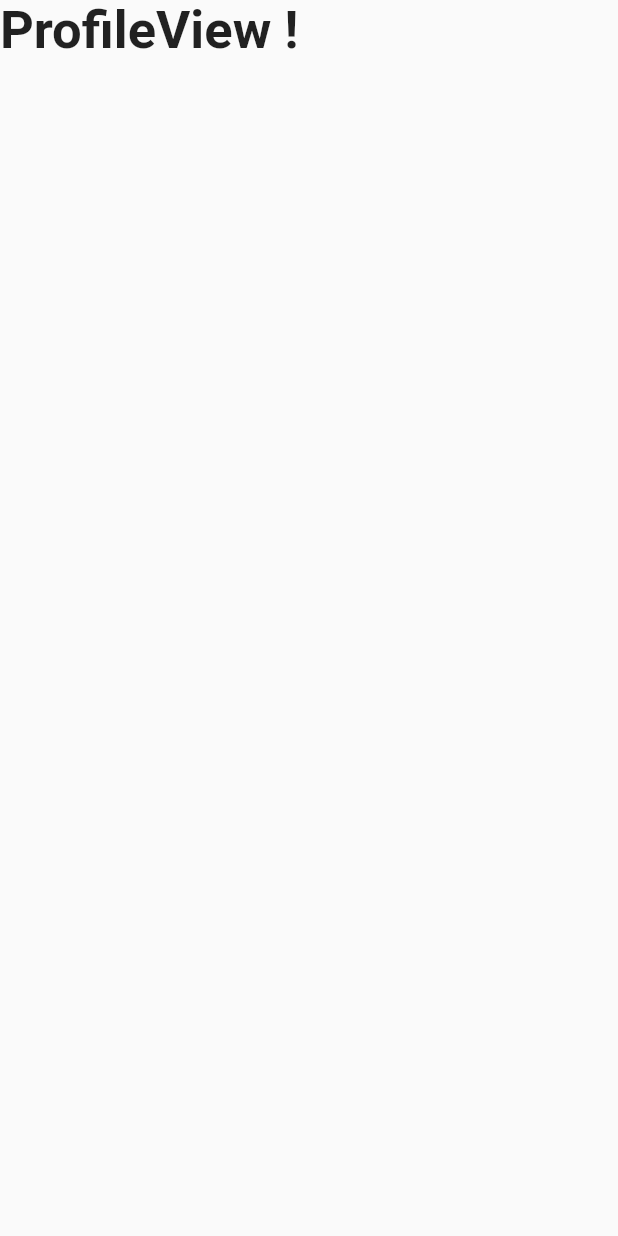
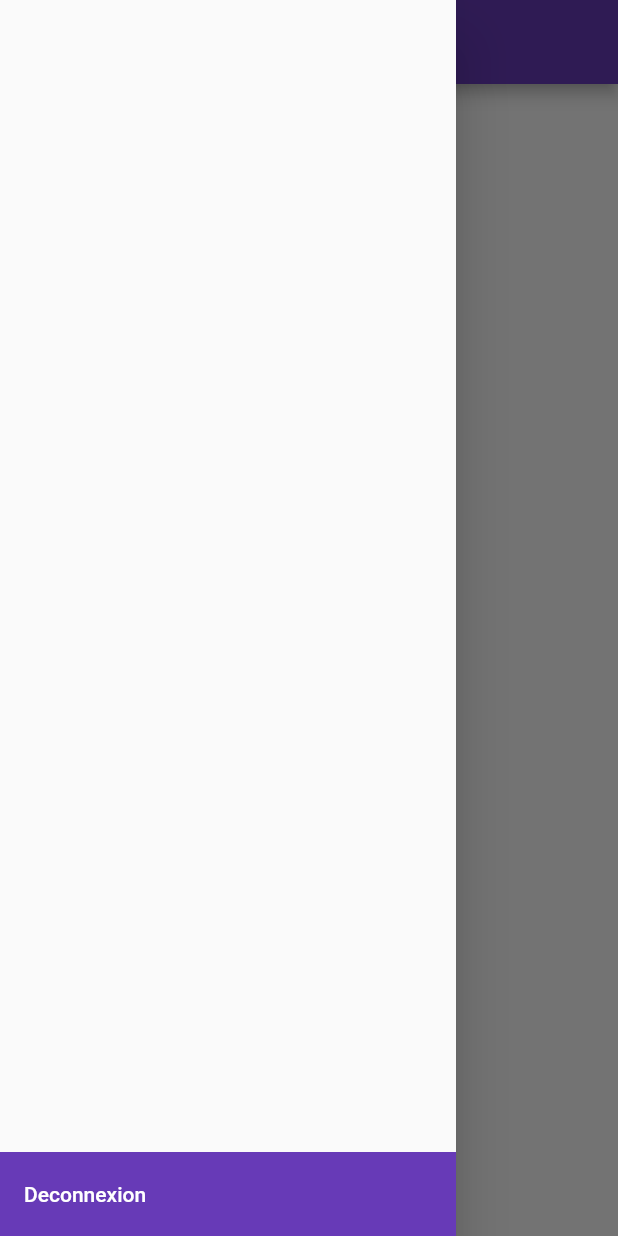
Before and after one commit to bedfir/MyAuth, a Flutter app: the ProfileView screen opened by its route, with the side drawer open (before the commit the screen has no drawer), on a phone screen of 412 x 824 dp. Run offline on Flutter 3.47's test engine with Material 2 defaults, Android fonts, the phone set to English and light mode, and no system bars; our stand-ins replace flutter_secure_storage; accounts and stored records are empty.

Commit message:
final app

```diff
--- a/client/lib/main.dart
+++ b/client/lib/main.dart
@@ -4,6 +4,7 @@ import 'package:client/views/auth/signin_view.dart';
 import 'package:client/views/auth/signup_view.dart';
 import 'package:client/views/not_found_view.dart';
 import 'package:client/views/profile_view.dart';
+import 'package:client/views/splash_view.dart';
 import 'package:flutter/material.dart';
 import 'package:provider/provider.dart';
 import './views/home_view.dart';
@@ -21,18 +22,30 @@ class MyAuth extends StatefulWidget {
 
 class _MyAuthState extends State<MyAuth> {
   final AuthProvider authProvider = AuthProvider();
-  final UserProvider userProvider = UserProvider();
+
+  @override
+  void initState() {
+    authProvider.initAuth();
+    super.initState();
+  }
+
   @override
   Widget build(BuildContext context) {
     return MultiProvider(
       providers: [
         ChangeNotifierProvider.value(value: authProvider),
-        ChangeNotifierProvider.value(value: userProvider),
+        ChangeNotifierProxyProvider<AuthProvider, UserProvider>(
+          create: (_) => UserProvider(),
+          update: (_, authprovider, oldUserProvider) {
+            oldUserProvider!.update(authProvider);
+            return oldUserProvider;
+          },
+        ),
       ],
       child: MaterialApp(
         title: 'my auth',
         theme: ThemeData(primarySwatch: Colors.deepPurple),
-        home: const HomeView(),
+        home: const SplashView(),
         onGenerateRoute: (settings) {
           if (settings.name == HomeView.routeName) {
             return MaterialPageRoute(builder: (_) => const HomeView());
@@ -41,7 +54,7 @@ class _MyAuthState extends State<MyAuth> {
           } else if (settings.name == SignupView.routeName) {
             return MaterialPageRoute(builder: (_) => const SignupView());
           } else if (settings.name == ProfileView.routeName) {
-            return MaterialPageRoute(builder: (_) => const ProfileView());
+            return MaterialPageRoute(builder: (_) => ProfileView());
           } else {
             return null;
           }
--- a/client/lib/models/user_model.dart
+++ b/client/lib/models/user_model.dart
@@ -2,7 +2,7 @@ class User {
   String id;
   String email;
   String username;
-  User({required this.id, required this.email, required this.username});
+  User({required this.email, required this.username, required this.id});
 
   User.fromJson(Map<String, dynamic> json)
       : id = json['_id'],
--- a/client/lib/providers/user_provider.dart
+++ b/client/lib/providers/user_provider.dart
@@ -1,9 +1,35 @@
+import 'package:client/providers/auth_provider.dart';
 import 'package:flutter/widgets.dart';
-
+import 'package:http/http.dart' as http;
+import 'dart:convert';
 import '../models/user_model.dart';
 
 class UserProvider with ChangeNotifier {
-  late User? user;
+  final String host = 'http://10.0.2.2';
+  User? user;
+
+  late AuthProvider authProvider;
+
+  void update(AuthProvider newAuthProvider) {
+    authProvider = newAuthProvider;
+    if (authProvider.isLoggedin == true) {
+      fetchCurrentUser();
+    }
+  }
+
+  Future<void> fetchCurrentUser() async {
+    http.Response response = await http.get(
+      Uri.parse('$host/api/user/current'),
+      headers: {'authorization': 'Bearer ${authProvider.token}'},
+    );
+    if (response.statusCode == 200) {
+      updateUser(
+        User.fromJson(
+          json.decode(response.body),
+        ),
+      );
+    }
+  }
 
   void updateUser(User updatedUser) {
     user = updatedUser;
--- a/client/lib/views/home_view.dart
+++ b/client/lib/views/home_view.dart
@@ -4,7 +4,7 @@ import 'auth/signin_view.dart';
 import 'auth/signup_view.dart';
 
 class HomeView extends StatelessWidget {
-  static const String routeName = '/';
+  static const String routeName = '/home';
   const HomeView({Key? key}) : super(key: key);
 
   @override
--- a/client/lib/views/profile_view.dart
+++ b/client/lib/views/profile_view.dart
@@ -1,20 +1,49 @@
+import 'package:client/providers/auth_provider.dart';
 import 'package:flutter/material.dart';
+import 'package:provider/provider.dart';
+
+import '../models/user_model.dart';
+import '../providers/user_provider.dart';
+import 'home_view.dart';
 
 class ProfileView extends StatelessWidget {
   static const String routeName = '/profile';
-  const ProfileView({Key? key}) : super(key: key);
+  ProfileView({Key? key}) : super(key: key);
 
   @override
   Widget build(BuildContext context) {
+    final User? user = Provider.of<UserProvider>(context).user;
     return Scaffold(
+      appBar: AppBar(),
+      drawer: Drawer(
+        child: ListView(
+          reverse: true,
+          children: <Widget>[
+            ListTile(
+              tileColor: Theme.of(context).primaryColor,
+              title: Text(
+                'Deconnexion',
+                style: TextStyle(color: Colors.white),
+              ),
+              onTap: () {
+                Provider.of<AuthProvider>(context, listen: false).signout();
+                Navigator.pushNamed(context, HomeView.routeName);
+              },
+            ),
+          ],
+        ),
+      ),
       body: Container(
-        child: const Text(
-          'ProfileView ! ',
-          style: TextStyle(
-            fontSize: 35,
-            fontWeight: FontWeight.bold,
-          ),
-        ),
+        alignment: Alignment.center,
+        child: user != null
+            ? Text(
+                user.username,
+                style: const TextStyle(
+                  fontSize: 35,
+                  fontWeight: FontWeight.bold,
+                ),
+              )
+            : CircularProgressIndicator(),
       ),
     );
   }
```
Also changed, not shown: client/lib/providers/auth_provider.dart (+64 -1 lines), client/lib/views/auth/signin_view.dart (+26 -2 lines), client/lib/views/splash_view.dart (+21 -2 lines).
